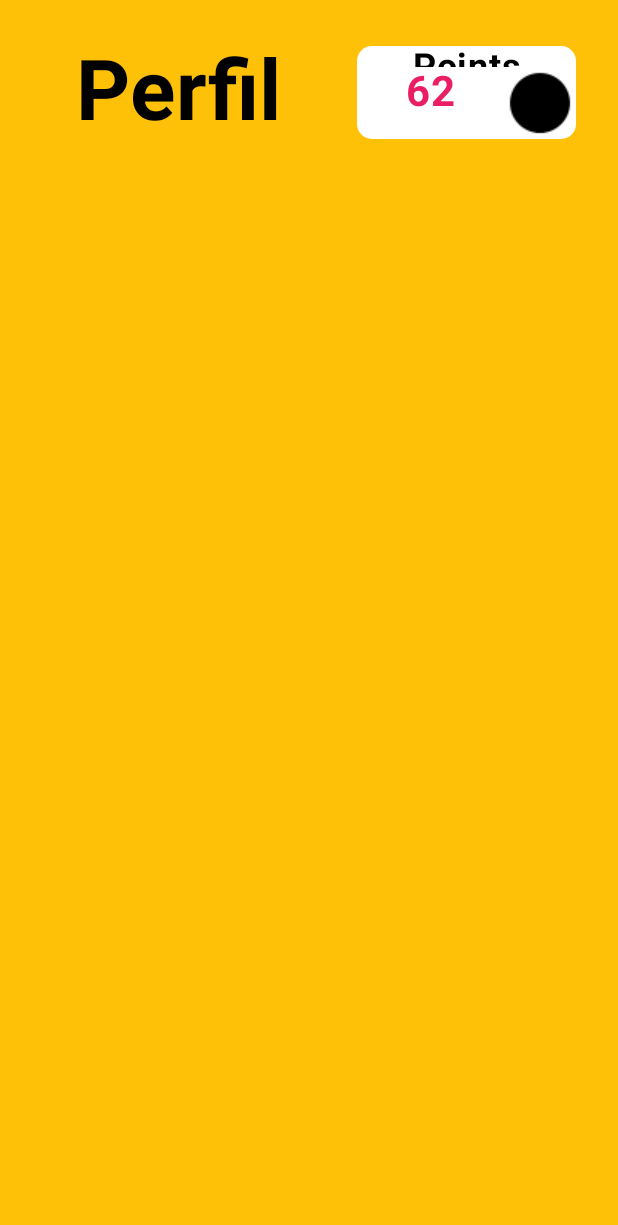
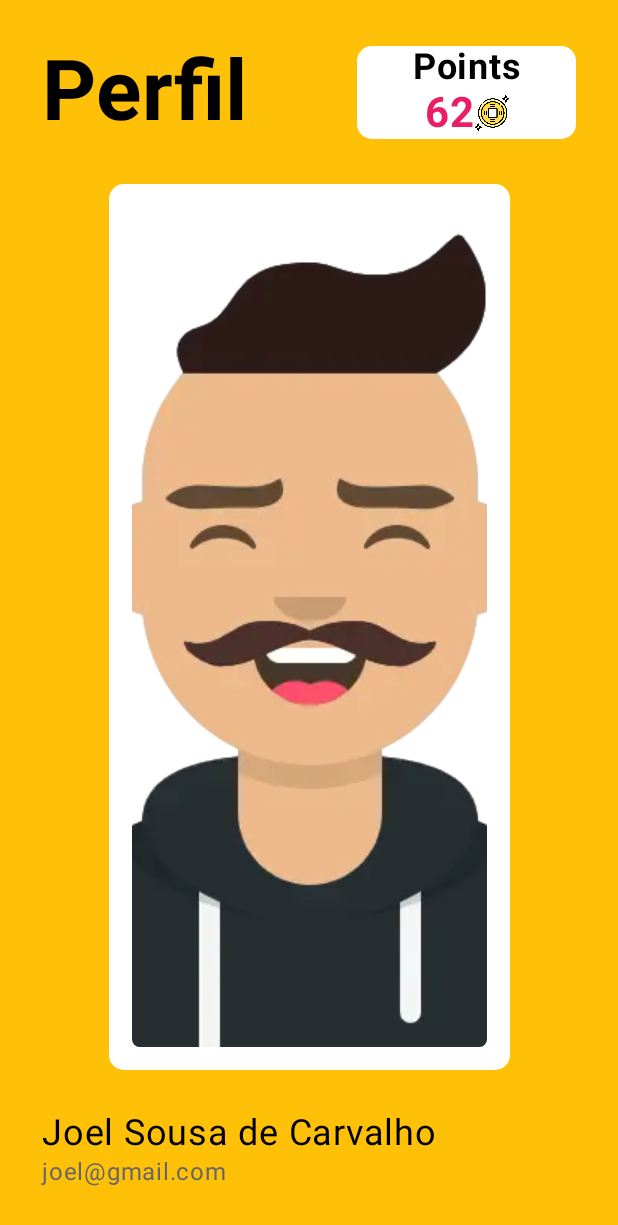
Before and after one commit to SlightlyFunctionalCode/GeocachingCultural, an Android app built with Jetpack Compose: the composable ProfileScreen shown on its own in the app's theme, on a phone screen of 412 x 824 dp. Shown: the top 1225 px of the screen. Run offline under Robolectric (Android 15) with nearby library versions, the phone set to English and light mode, and no system bars.

Commit message:
adicionei o perfil e edicao de perfil
Modularizei os spacers, e os titulos

```diff
--- a/app/src/main/java/pt/ipp/estg/geocashing_cultural/MainActivity.kt
+++ b/app/src/main/java/pt/ipp/estg/geocashing_cultural/MainActivity.kt
@@ -28,8 +28,8 @@ class MainActivity : ComponentActivity() {
                 Surface() {
                     val drawerState = rememberDrawerState(initialValue = DrawerValue.Closed)
                     val navController = rememberNavController()
-                    NavigationDrawer(drawerState,navController)
-                    //StartNavBar()
+                    //NavigationDrawer(drawerState,navController)
+                    StartNavBar()
                 }
             }
         }
--- a/app/src/main/java/pt/ipp/estg/geocashing_cultural/ui/screens/Profile.kt
+++ b/app/src/main/java/pt/ipp/estg/geocashing_cultural/ui/screens/Profile.kt
@@ -1,77 +1,66 @@
 package pt.ipp.estg.geocashing_cultural.ui.screens
 
-import androidx.compose.foundation.background
-import androidx.compose.foundation.layout.Arrangement
-import androidx.compose.foundation.layout.Box
 import androidx.compose.foundation.layout.Column
 import androidx.compose.foundation.layout.Row
-import androidx.compose.foundation.layout.Spacer
-import androidx.compose.foundation.layout.height
+import androidx.compose.foundation.layout.fillMaxWidth
 import androidx.compose.foundation.layout.padding
-import androidx.compose.foundation.layout.width
 import androidx.compose.foundation.lazy.LazyColumn
-import androidx.compose.foundation.shape.RoundedCornerShape
-import androidx.compose.material3.Icon
 import androidx.compose.material3.Text
 import androidx.compose.runtime.Composable
 import androidx.compose.ui.Alignment
 import androidx.compose.ui.Modifier
-import androidx.compose.ui.res.painterResource
-import androidx.compose.ui.text.font.FontWeight
-import androidx.compose.ui.text.style.TextAlign
 import androidx.compose.ui.unit.dp
 import androidx.compose.ui.unit.sp
-import pt.ipp.estg.geocashing_cultural.R
+import androidx.navigation.NavHostController
+import pt.ipp.estg.geocashing_cultural.ui.theme.LightGray
 import pt.ipp.estg.geocashing_cultural.ui.theme.Pink
-import pt.ipp.estg.geocashing_cultural.ui.theme.White
+import pt.ipp.estg.geocashing_cultural.ui.utils.HorizontalSpacer
+import pt.ipp.estg.geocashing_cultural.ui.utils.MyTextButton
+import pt.ipp.estg.geocashing_cultural.ui.utils.PointsDisplay
+import pt.ipp.estg.geocashing_cultural.ui.utils.ProfilePicture
+import pt.ipp.estg.geocashing_cultural.ui.utils.SmallHorizontalSpacer
+import pt.ipp.estg.geocashing_cultural.ui.utils.SmallVerticalSpacer
+import pt.ipp.estg.geocashing_cultural.ui.utils.Title
+import pt.ipp.estg.geocashing_cultural.ui.utils.VerticalSpacer
 
 @Composable
-fun ProfileScreen() {
-    LazyColumn(modifier = Modifier.padding(28.dp)) {
+fun ProfileScreen(navController: NavHostController) {
+    LazyColumn(
+        horizontalAlignment = Alignment.CenterHorizontally, modifier = Modifier.padding(28.dp)
+    ) {
         item {
             Row(
-                horizontalArrangement = Arrangement.Center,
                 verticalAlignment = Alignment.CenterVertically
             ) {
-                Text(
-                    text = "Perfil",
-                    fontWeight = FontWeight.Bold,
-                    fontSize = 56.sp,
-                    textAlign = TextAlign.Center,
-                    modifier = Modifier.weight(1.25f)
-                )
+                Title(text = "Perfil", modifier = Modifier.weight(1.25f))
+                HorizontalSpacer()
+                PointsDisplay(modifier = Modifier.weight(1f))
+            }
+        }
 
-                Spacer(Modifier.width(28.dp))
+        item {
+            VerticalSpacer()
+            ProfilePicture()
+        }
 
-                Box(
-                    Modifier
-                        .background(color = White, shape = RoundedCornerShape(10.dp))
-                        .height(62.dp)
-                        .weight(1f)
-                ){
-                    Column (horizontalAlignment = Alignment.CenterHorizontally){
-                        Text(
-                            text = "Points",
-                            fontWeight = FontWeight.Bold,
-                            fontSize = 24.sp,
-                            textAlign = TextAlign.Center,
-                            modifier = Modifier.weight(1.25f)
-                        )
-                        Row {
-                            Text(
-                                text = "62",
-                                fontWeight = FontWeight.Bold,
-                                fontSize = 28.sp,
-                                textAlign = TextAlign.Center,
-                                color = Pink,
-                                modifier = Modifier.weight(1.25f)
-                            )
-                            Icon(
-                                painter = painterResource(R.drawable.facebook),
-                                contentDescription = "Coins"
-                            )
-                        }
-                    }
+        item {
+            Column(Modifier.fillMaxWidth()) {
+                VerticalSpacer()
+                Text(text = "Joel Sousa de Carvalho", fontSize = 24.sp)
+                Text(text = "joel@gmail.com", color = LightGray)
+                SmallVerticalSpacer()
+                MyTextButton(text = "Editar Informações de Perfil",{navController.navigate("profileEditingScreen")})
+            }
+        }
+
+        item {
+            Column(Modifier.fillMaxWidth()) {
+                VerticalSpacer()
+                Text(text = "Ações Adicionais", fontSize = 24.sp, color = Pink)
+                Row(verticalAlignment = Alignment.CenterVertically) {
+                    MyTextButton(text = "Eliminar Perfil")
+                    SmallHorizontalSpacer()
+                    Text(text = "*Ação Irreversível", color = Pink, fontSize = 12.sp)
                 }
             }
         }
--- /dev/null
+++ b/app/src/main/java/pt/ipp/estg/geocashing_cultural/ui/utils/PointsDisplay.kt
@@ -0,0 +1,58 @@
+package pt.ipp.estg.geocashing_cultural.ui.utils
+
+import androidx.compose.foundation.Image
+import androidx.compose.foundation.background
+import androidx.compose.foundation.layout.Box
+import androidx.compose.foundation.layout.Column
+import androidx.compose.foundation.layout.Row
+import androidx.compose.foundation.layout.fillMaxWidth
+import androidx.compose.foundation.layout.height
+import androidx.compose.foundation.layout.size
+import androidx.compose.foundation.shape.RoundedCornerShape
+import androidx.compose.material3.Text
+import androidx.compose.runtime.Composable
+import androidx.compose.ui.Alignment
+import androidx.compose.ui.Modifier
+import androidx.compose.ui.res.painterResource
+import androidx.compose.ui.text.font.FontWeight
+import androidx.compose.ui.text.style.TextAlign
+import androidx.compose.ui.unit.dp
+import androidx.compose.ui.unit.sp
+import pt.ipp.estg.geocashing_cultural.R
+import pt.ipp.estg.geocashing_cultural.ui.theme.Pink
+import pt.ipp.estg.geocashing_cultural.ui.theme.White
+
+@Composable
+fun PointsDisplay(modifier: Modifier=Modifier){
+    Box(
+        modifier
+            .background(color = White, shape = RoundedCornerShape(10.dp))
+            .height(62.dp)
+    ) {
+        Column(
+            horizontalAlignment = Alignment.CenterHorizontally,
+            modifier = Modifier.fillMaxWidth()
+        ) {
+            Text(
+                text = "Points",
+                fontWeight = FontWeight.Bold,
+                fontSize = 24.sp,
+                textAlign = TextAlign.Center
+            )
+            Row(verticalAlignment = Alignment.CenterVertically) {
+                Text(
+                    text = "62",
+                    fontWeight = FontWeight.Bold,
+                    fontSize = 28.sp,
+                    textAlign = TextAlign.Center,
+                    color = Pink,
+                )
+                Image(
+                    painter = painterResource(R.drawable.coin),
+                    contentDescription = "Coins",
+                    modifier = Modifier.size(24.dp)
+                )
+            }
+        }
+    }
+}
--- /dev/null
+++ b/app/src/main/java/pt/ipp/estg/geocashing_cultural/ui/utils/ProfilePicture.kt
@@ -0,0 +1,36 @@
+package pt.ipp.estg.geocashing_cultural.ui.utils
+
+import androidx.compose.foundation.Image
+import androidx.compose.foundation.background
+import androidx.compose.foundation.layout.Box
+import androidx.compose.foundation.layout.fillMaxSize
+import androidx.compose.foundation.layout.padding
+import androidx.compose.foundation.shape.RoundedCornerShape
+import androidx.compose.runtime.Composable
+import androidx.compose.ui.Alignment
+import androidx.compose.ui.Modifier
+import androidx.compose.ui.draw.clip
+import androidx.compose.ui.layout.ContentScale
+import androidx.compose.ui.res.painterResource
+import androidx.compose.ui.unit.dp
+import pt.ipp.estg.geocashing_cultural.R
+import pt.ipp.estg.geocashing_cultural.ui.theme.White
+
+@Composable
+fun ProfilePicture(modifier: Modifier = Modifier) {
+    Box(
+        contentAlignment = Alignment.Center,
+        modifier = modifier
+            .fillMaxSize(0.75f)
+            .background(shape = RoundedCornerShape(10.dp), color = White)
+            .padding(15.dp)
+    ) {
+        Image(
+            contentScale = ContentScale.Crop,
+            painter = painterResource(R.drawable.avatar),
+            contentDescription = "Profile Picture",
+            modifier = Modifier
+                .clip(RoundedCornerShape(5.dp))
+        )
+    }
+}
--- /dev/null
+++ b/app/src/main/java/pt/ipp/estg/geocashing_cultural/ui/utils/Spacers.kt
@@ -0,0 +1,38 @@
+package pt.ipp.estg.geocashing_cultural.ui.utils
+
+import androidx.compose.foundation.layout.Spacer
+import androidx.compose.foundation.layout.height
+import androidx.compose.foundation.layout.width
+import androidx.compose.runtime.Composable
+import androidx.compose.ui.Modifier
+import androidx.compose.ui.unit.dp
+
+@Composable
+fun HorizontalSpacer(){
+    Spacer(Modifier.width(28.dp))
+}
+
+@Composable
+fun VerticalSpacer(){
+    Spacer(Modifier.height(28.dp))
+}
+
+@Composable
+fun SmallHorizontalSpacer(){
+    Spacer(Modifier.width(14.dp))
+}
+
+@Composable
+fun SmallVerticalSpacer(){
+    Spacer(Modifier.height(14.dp))
+}
+
+@Composable
+fun LargeHorizontalSpacer(){
+    Spacer(Modifier.width(56.dp))
+}
+
+@Composable
+fun LargeVerticalSpacer(){
+    Spacer(Modifier.height(56.dp))
+}
--- /dev/null
+++ b/app/src/main/java/pt/ipp/estg/geocashing_cultural/ui/utils/Title.kt
@@ -0,0 +1,17 @@
+package pt.ipp.estg.geocashing_cultural.ui.utils
+
+import androidx.compose.material3.Text
+import androidx.compose.runtime.Composable
+import androidx.compose.ui.Modifier
+import androidx.compose.ui.text.font.FontWeight
+import androidx.compose.ui.unit.sp
+
+@Composable
+fun Title(text: String, modifier: Modifier = Modifier) {
+    Text(
+        text = text,
+        fontWeight = FontWeight.Bold,
+        fontSize = 56.sp,
+        modifier = modifier
+    )
+}
```
Also changed, not shown: app/src/main/java/pt/ipp/estg/geocashing_cultural/ui/components/navigation/NavBar.kt (+15 -6 lines), app/src/main/java/pt/ipp/estg/geocashing_cultural/ui/screens/Home.kt (+13 -45 lines), app/src/main/java/pt/ipp/estg/geocashing_cultural/ui/screens/Login.kt (+7 -7 lines), app/src/main/java/pt/ipp/estg/geocashing_cultural/ui/screens/ProfileEditing.kt (added, +48 -0 lines), app/src/main/java/pt/ipp/estg/geocashing_cultural/ui/screens/Register.kt (+10 -10 lines), app/src/main/java/pt/ipp/estg/geocashing_cultural/ui/utils/HomePicture.kt (added, +43 -0 lines), app/src/main/res/drawable/coin.png (added).
